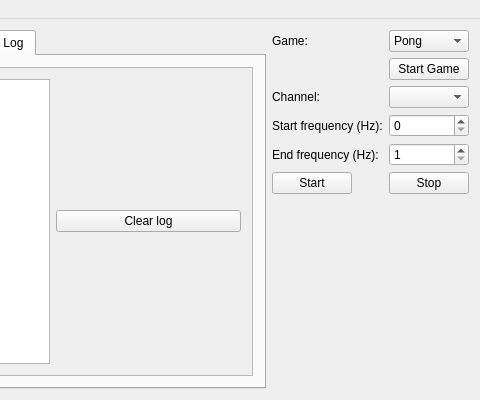
Before: the Qt Designer form Brain_FrameWork/Epoch_GUI/mainwindow.ui in Babouchot/Epoch, drawn with Qt 5; both pictures show x 376 to 856 and y 0 to 400 of the 856 by 400 pixel window.
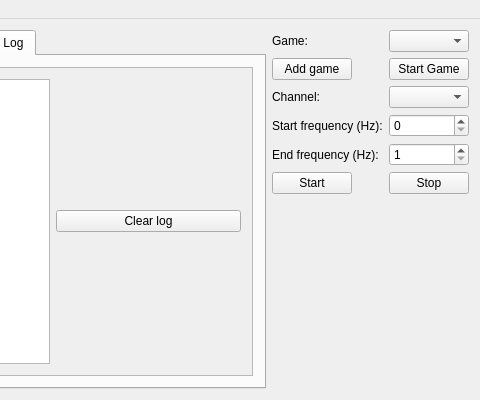
After: the same form once the commit is applied. The open tabs and pages were chosen to show the change. Custom widgets are drawn as their Qt base class.

Commit message: Games gestion added

Diff of the .ui file:
```diff
--- a/Brain_FrameWork/Epoch_GUI/mainwindow.ui
+++ b/Brain_FrameWork/Epoch_GUI/mainwindow.ui
@@ -124,18 +124,7 @@
        </widget>
       </item>
       <item row="0" column="1">
-       <widget class="QComboBox" name="gameComboBox">
-        <item>
-         <property name="text">
-          <string>Pong</string>
-         </property>
-        </item>
-        <item>
-         <property name="text">
-          <string>Tetris</string>
-         </property>
-        </item>
-       </widget>
+       <widget class="QComboBox" name="gameComboBox"/>
       </item>
       <item row="1" column="1">
        <widget class="QPushButton" name="StartGameButton">
@@ -199,6 +188,13 @@
         </property>
        </widget>
       </item>
+      <item row="1" column="0">
+       <widget class="QPushButton" name="addGameButton">
+        <property name="text">
+         <string>Add game</string>
+        </property>
+       </widget>
+      </item>
      </layout>
     </item>
    </layout>
```
Left out of the diff: 8 changed lines with no effect on the pictures. The commit also changes 2 other files.
